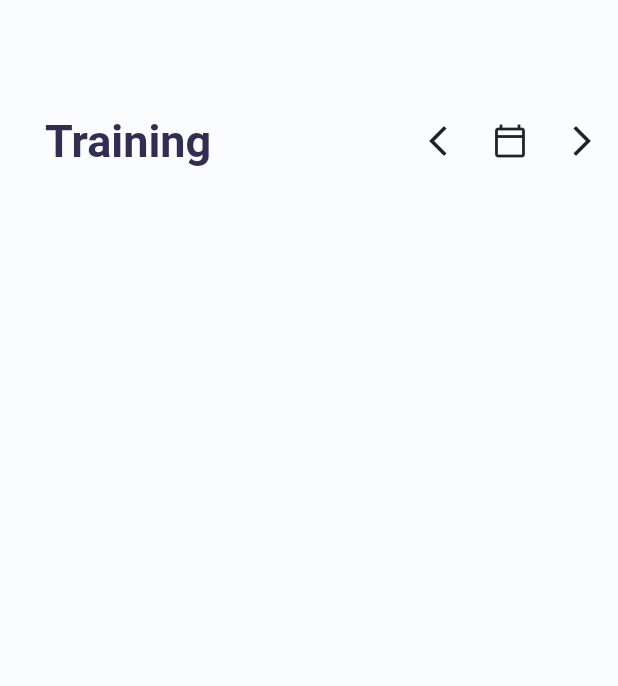
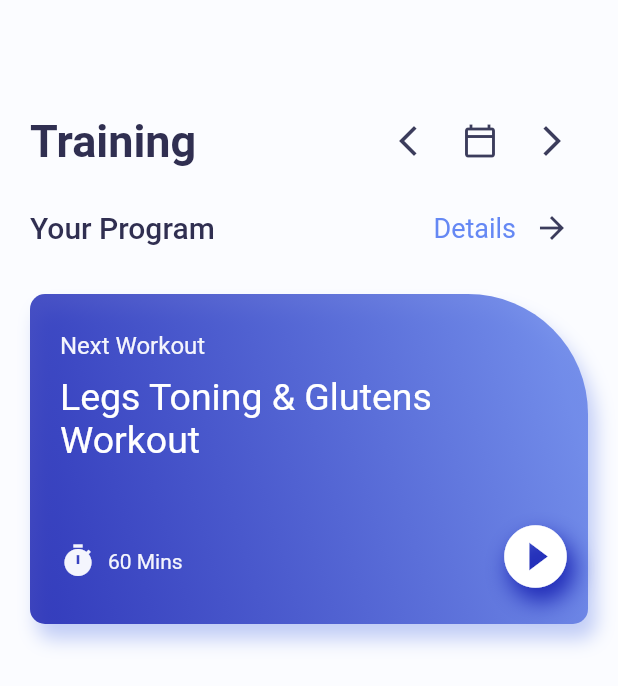
Before and after one commit to jaimonga420/training-app-ui, a Flutter app: the screen it shows after launch, on a phone screen of 412 x 824 dp. Shown: the top 686 px of the screen. Run offline on Flutter 3.47's test engine with Material 2 defaults, Android fonts, the phone set to English and light mode, and no system bars.

Commit message:
added new workout container

```diff
--- a/lib/screens/home.dart
+++ b/lib/screens/home.dart
@@ -1,6 +1,9 @@
 import 'package:flutter/material.dart';
 
 import '../helpers/colors.dart' as color;
+import '../widgets/nextworkout.dart';
+import '../widgets/header.dart';
+import '../widgets/details.dart';
 
 class Home extends StatefulWidget {
   const Home({Key? key}) : super(key: key);
@@ -15,33 +18,18 @@ class _HomeState extends State<Home> {
     return Scaffold(
       backgroundColor: color.AppColor.homePageBackground,
       body: Container(
-        padding: const EdgeInsets.only(top: 70, left: 30),
+        padding: const EdgeInsets.only(top: 70, left: 20, right: 20),
         child: Column(
-          children: <Widget>[
-            Row(
-              children: <Widget>[
-                Text(
-                  'Training',
-                  style: TextStyle(
-                      fontSize: 30,
-                      color: color.AppColor.homePageTitle,
-                      fontWeight: FontWeight.w700),
-                ),
-                Spacer(),
-                IconButton(
-                  onPressed: () {},
-                  icon: Icon(Icons.arrow_back_ios_new),
-                ),
-                IconButton(
-                  onPressed: () {},
-                  icon: Icon(Icons.calendar_today_outlined),
-                ),
-                IconButton(
-                  onPressed: () {},
-                  icon: Icon(Icons.arrow_forward_ios),
-                ),
-              ],
-            )
+          children: const <Widget>[
+            Header(),
+            SizedBox(
+              height: 10,
+            ),
+            Details(),
+            SizedBox(
+              height: 20,
+            ),
+            Nextworkout()
           ],
         ),
       ),
--- /dev/null
+++ b/lib/widgets/details.dart
@@ -0,0 +1,34 @@
+import 'package:flutter/material.dart';
+
+import '../helpers/colors.dart' as color;
+
+class Details extends StatelessWidget {
+  const Details({
+    Key? key,
+  }) : super(key: key);
+
+  @override
+  Widget build(BuildContext context) {
+    return Row(
+      children: <Widget>[
+        Text(
+          'Your Program',
+          style: TextStyle(
+              fontSize: 20,
+              color: color.AppColor.homePageTitle,
+              fontWeight: FontWeight.w500),
+        ),
+        const Spacer(),
+        Text(
+          'Details',
+          style: TextStyle(color: color.AppColor.homePageDetail, fontSize: 18),
+        ),
+        IconButton(
+          color: color.AppColor.homePageIcons,
+          onPressed: () {},
+          icon: const Icon(Icons.arrow_forward),
+        ),
+      ],
+    );
+  }
+}
--- /dev/null
+++ b/lib/widgets/header.dart
@@ -0,0 +1,38 @@
+import 'package:flutter/material.dart';
+
+import '../helpers/colors.dart' as color;
+
+class Header extends StatelessWidget {
+  const Header({Key? key}) : super(key: key);
+
+  @override
+  Widget build(BuildContext context) {
+    return Row(
+      children: <Widget>[
+        Text(
+          'Training',
+          style: TextStyle(
+              fontSize: 30,
+              color: color.AppColor.homePageTitle,
+              fontWeight: FontWeight.w700),
+        ),
+        const Spacer(),
+        IconButton(
+          color: color.AppColor.homePageIcons,
+          onPressed: () {},
+          icon: const Icon(Icons.arrow_back_ios_new),
+        ),
+        IconButton(
+          color: color.AppColor.homePageIcons,
+          onPressed: () {},
+          icon: const Icon(Icons.calendar_today_outlined),
+        ),
+        IconButton(
+          color: color.AppColor.homePageIcons,
+          onPressed: () {},
+          icon: const Icon(Icons.arrow_forward_ios),
+        ),
+      ],
+    );
+  }
+}
--- /dev/null
+++ b/lib/widgets/nextworkout.dart
@@ -0,0 +1,101 @@
+import 'package:flutter/material.dart';
+
+import '../helpers/colors.dart' as color;
+
+class Nextworkout extends StatelessWidget {
+  const Nextworkout({Key? key}) : super(key: key);
+
+  @override
+  Widget build(BuildContext context) {
+    return Container(
+      width: MediaQuery.of(context).size.width,
+      height: 220,
+      decoration: BoxDecoration(
+          gradient: LinearGradient(
+            colors: [
+              color.AppColor.gradientFirst.withOpacity(0.8),
+              color.AppColor.gradientSecond.withOpacity(0.9),
+            ],
+            begin: Alignment.bottomLeft,
+            end: Alignment.centerRight,
+          ),
+          borderRadius: const BorderRadius.only(
+            topLeft: Radius.circular(10),
+            topRight: Radius.circular(80),
+            bottomRight: Radius.circular(10),
+            bottomLeft: Radius.circular(10),
+          ),
+          boxShadow: [
+            BoxShadow(
+                color: color.AppColor.gradientSecond.withOpacity(0.4),
+                blurRadius: 10,
+                offset: const Offset(5, 10))
+          ]),
+      child: Padding(
+        padding: const EdgeInsets.only(
+          top: 25,
+          left: 20,
+          right: 20,
+        ),
+        child: Column(
+          crossAxisAlignment: CrossAxisAlignment.start,
+          children: <Widget>[
+            Text(
+              'Next Workout',
+              style: TextStyle(
+                  color: color.AppColor.homePageContainerTextSmall,
+                  fontSize: 16),
+            ),
+            Padding(
+              padding: const EdgeInsets.only(top: 10.0),
+              child: Text(
+                'Legs Toning & Glutens Workout',
+                style: TextStyle(
+                    color: color.AppColor.homePageContainerTextBig,
+                    fontSize: 25),
+              ),
+            ),
+            const SizedBox(
+              height: 30,
+            ),
+            Row(
+              crossAxisAlignment: CrossAxisAlignment.end,
+              children: [
+                Row(
+                  children: <Widget>[
+                    Icon(
+                      Icons.timer,
+                      color: color.AppColor.homePageContainerTextSmall,
+                    ),
+                    const SizedBox(
+                      width: 8,
+                    ),
+                    Text(
+                      '60 Mins',
+                      style: TextStyle(
+                          color: color.AppColor.homePageContainerTextSmall),
+                    ),
+                  ],
+                ),
+                const Spacer(),
+                IconButton(
+                    onPressed: () {},
+                    icon: Icon(
+                      Icons.play_circle_fill,
+                      size: 50,
+                      color: Colors.white,
+                      shadows: [
+                        BoxShadow(
+                            color: color.AppColor.gradientFirst,
+                            blurRadius: 20,
+                            offset: const Offset(4, 8))
+                      ],
+                    ))
+              ],
+            )
+          ],
+        ),
+      ),
+    );
+  }
+}
```
